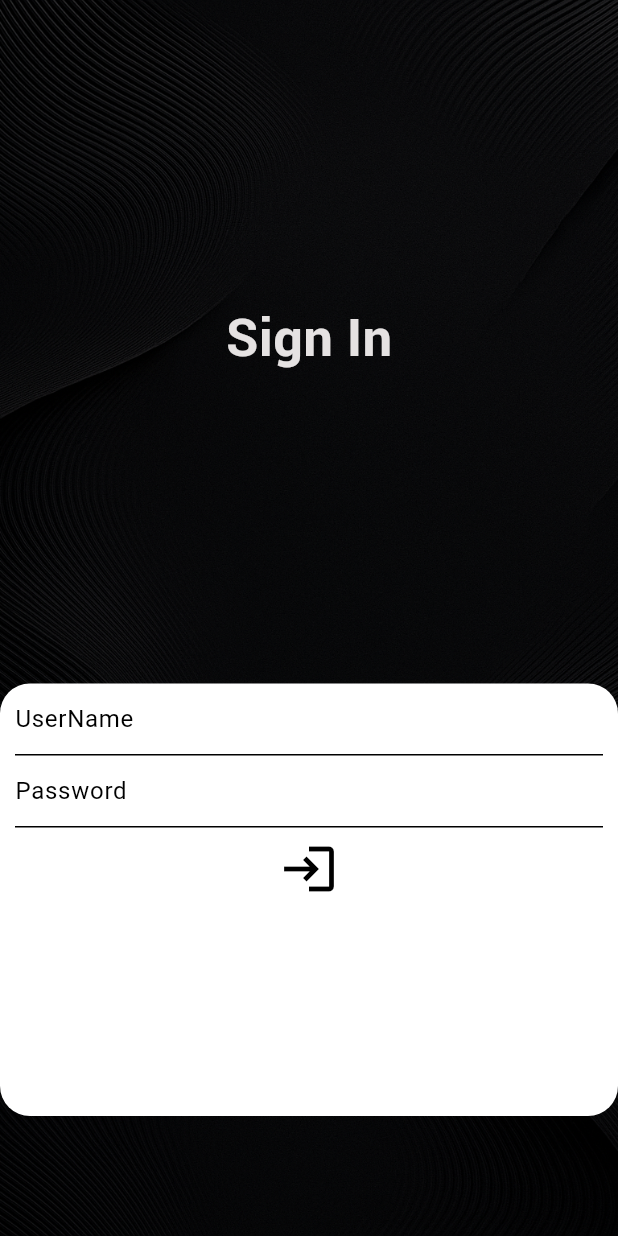
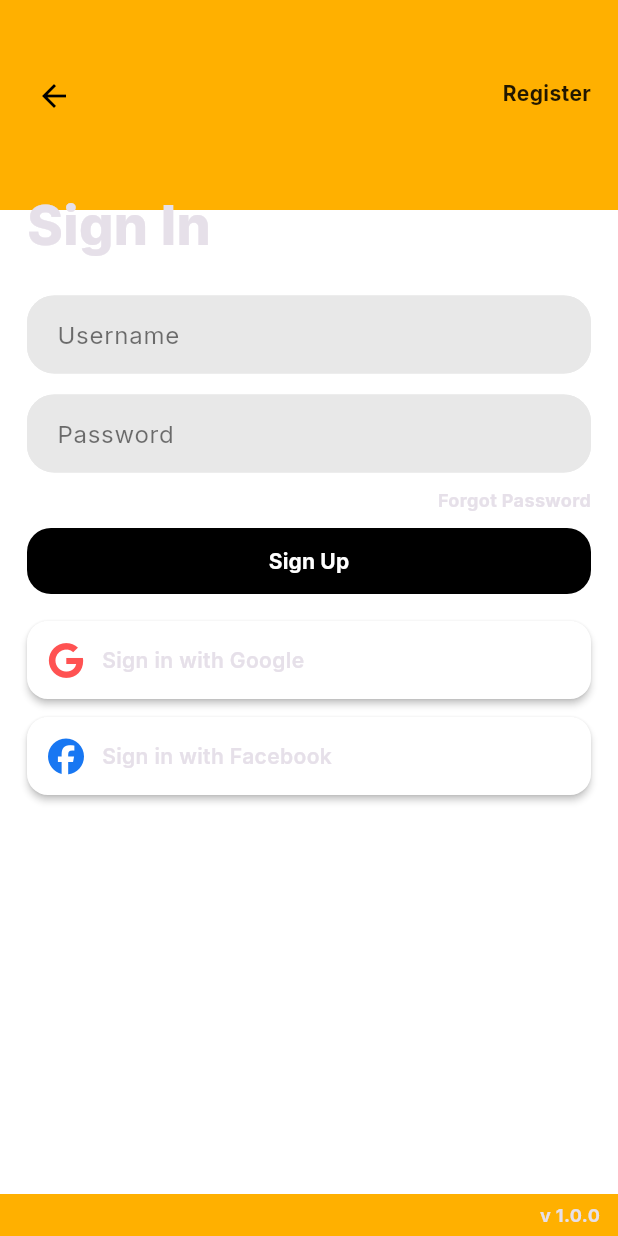
Before and after one commit to CaracheoAdan/MovilesFlutter, a Flutter app: the ChallengefigmaScreen screen opened by its route, on a phone screen of 412 x 824 dp. Run offline on Flutter 3.47's test engine with Material 3 defaults, Android fonts, the phone set to English and light mode, and no system bars; our stand-ins replace dot_navigation_bar, email_validator, font_awesome_flutter, google_fonts, image_picker, lottie and 1 more; accounts and stored records are empty.

Commit message:
Login y el meal de el figma
Practica3

```diff
--- a/lib/main.dart
+++ b/lib/main.dart
@@ -3,6 +3,7 @@ import 'package:movilesejmplo1/screens/challenge_screen.dart';
 import 'package:movilesejmplo1/screens/challengefigma_screen.dart';
 import 'package:movilesejmplo1/screens/home_screen.dart';
 import 'package:movilesejmplo1/screens/login_screen.dart';
+import 'package:movilesejmplo1/screens/mealfigma_screen.dart';
 import 'package:movilesejmplo1/screens/register_screen.dart';
 import 'package:movilesejmplo1/utils/theme_app.dart';
 import 'package:movilesejmplo1/utils/value_listener.dart';
@@ -29,6 +30,7 @@ class MyApp extends StatelessWidget {
             "/challenge" : (context) => ChallengeScreen(),
             "/challengeFigma" : (context) => ChallengefigmaScreen(),
             "/register" : (context) => RegisterScreen(),
+            "/Mealfigma" : (context) => MealfigmaScreen(),
           },
           title: 'Material App',
           home: LoginScreen(),
--- a/lib/screens/challengefigma_screen.dart
+++ b/lib/screens/challengefigma_screen.dart
@@ -1,6 +1,6 @@
 import 'package:flutter/material.dart';
-import 'package:lottie/lottie.dart';
-import 'package:movilesejmplo1/utils/value_listener.dart';
+import 'package:google_fonts/google_fonts.dart';
+import 'package:font_awesome_flutter/font_awesome_flutter.dart';
 
 class ChallengefigmaScreen extends StatefulWidget {
   const ChallengefigmaScreen({super.key});
@@ -9,86 +9,220 @@ class ChallengefigmaScreen extends StatefulWidget {
   State<ChallengefigmaScreen> createState() => _ChallengefigmaScreenState();
 }
 
-  TextEditingController conUser = TextEditingController();
-  TextEditingController conPwd = TextEditingController();
+class _ChallengefigmaScreenState extends State<ChallengefigmaScreen> {
+  final TextEditingController conUser = TextEditingController();
+  final TextEditingController conPwd = TextEditingController();
+
   bool isValidating = false;
 
-  class _ChallengefigmaScreenState extends State<ChallengefigmaScreen> {
+  Color get _brandYellow => const Color(0xFFFFB000);
+  Color get _cardGray => const Color(0xFFE8E8E8);
+
   @override
   Widget build(BuildContext context) {
-      final txtUser=TextField(
-      keyboardType: TextInputType.emailAddress,
-      controller: conUser,
-      decoration: InputDecoration(
-        hintText: 'UserName'
+    final size = MediaQuery.of(context).size;
+
+    InputDecoration _fieldDeco(String hint) => InputDecoration(
+          hintText: hint,
+          hintStyle: GoogleFonts.inter(color: Colors.black54),
+          filled: true,
+          fillColor: _cardGray,
+          contentPadding: const EdgeInsets.symmetric(horizontal: 16, vertical: 14),
+          enabledBorder: OutlineInputBorder(
+            borderRadius: BorderRadius.circular(18),
+            borderSide: BorderSide(color: _cardGray),
+          ),
+          focusedBorder: OutlineInputBorder(
+            borderRadius: BorderRadius.circular(18),
+            borderSide: BorderSide(color: Colors.black87, width: 1),
           ),
         );
 
-      final txtPwd=TextField(
-      obscureText: true,
-      controller: conPwd,
-      decoration: InputDecoration(
-        hintText: 'Password'
+    Widget _socialButton({
+      required IconData icon,
+      required String label,
+      Color? iconColor,
+      VoidCallback? onTap,
+    }) {
+      return Material(
+        color: Colors.white,
+        borderRadius: BorderRadius.circular(14),
+        elevation: 2,
+        child: InkWell(
+          borderRadius: BorderRadius.circular(14),
+          onTap: onTap,
+          child: Padding(
+            padding: const EdgeInsets.symmetric(horizontal: 14, vertical: 14),
+            child: Row(
+              children: [
+                FaIcon(icon, size: 24, color: iconColor ?? Colors.black87),
+                const SizedBox(width: 12),
+                Expanded(
+                  child: Text(label,
+                      style: GoogleFonts.inter(
+                        fontWeight: FontWeight.w600,
+                        fontSize: 14,
+                      )),
+                ),
+                const Icon(Icons.arrow_right_alt, size: 22),
+              ],
+            ),
+          ),
         ),
       );
+    }
 
     return Scaffold(
-      body: Container(
-        height: MediaQuery.of(context).size.height,
-        width: MediaQuery.of(context).size.width,
-        decoration: BoxDecoration(
-          image: DecorationImage(
-            fit: BoxFit.cover,
-            image: AssetImage("assets/fondo1.png")
-          )
+      backgroundColor: Colors.white,
+      body: Stack(
+        children: [
+          Container(
+            height: 140,
+            color: _brandYellow,
+            padding: const EdgeInsets.only(top: 40, left: 12, right: 12),
+            child: Row(
+              crossAxisAlignment: CrossAxisAlignment.start,
+              children: [
+                IconButton(
+                  splashRadius: 22,
+                  onPressed: () => Navigator.pop(context),
+                  icon: const Icon(Icons.arrow_back),
                 ),
-        child: Stack(
-          alignment: Alignment.topCenter,
-          children: [
-            Positioned(
-              top: 200,
-              child: Text('Sign In',style:  TextStyle(color: const Color.fromARGB(255, 229, 226, 226), fontSize: 35, fontFamily: 'Cholo'),
+                const Spacer(),
+                Padding(
+                  padding: const EdgeInsets.only(top: 12, right: 6),
+                  child: Text(
+                    'Register',
+                    style: GoogleFonts.inter(
+                      fontWeight: FontWeight.w700,
+                      color: Colors.black87,
                     ),
-            ),
-            Positioned(
-              bottom: 80,
-                child: Container(
-                  padding: EdgeInsets.symmetric(horizontal: 10),
-                  width:  MediaQuery.of(context).size.width,
-                  height: MediaQuery.of(context).size.height * .35,
-                  decoration: BoxDecoration(
-                     color: Colors.white,
-                    borderRadius: BorderRadius.circular(20)
-                  ),
-                  child: ListView(
-                    children: [
-                      txtUser,
-                      txtPwd,
-                     IconButton(
-                      onPressed: () {
-                        isValidating = true;
-                        setState(() {});
-                        Future.delayed(const Duration(milliseconds: 3000)).then((value) {
-                          Navigator.pushNamed(context, '/home');                          // De esta manera navegas hacia la siguiente pantalla
-                      });
-                      },
-                       icon: Icon(
-                         Icons.login,
-                         size: 40,
                   ),
                 ),
               ],
             ),
-                )
           ),
-           Positioned(
-              top: 300,
-              child: isValidating
-                  ? Lottie.asset("assets/loading2.json", height: 200)
-                  : Container(),
+
+          // Contenido
+          SingleChildScrollView(
+            padding: const EdgeInsets.symmetric(horizontal: 18),
+            child: Column(
+              crossAxisAlignment: CrossAxisAlignment.start,
+              children: [
+                SizedBox(height: 140 - 16),
+                Text(
+                  'Sign In',
+                  style: GoogleFonts.inter(
+                    fontWeight: FontWeight.w800,
+                    fontSize: 36,
+                  ),
+                ),
+                const SizedBox(height: 22),
+                TextField(
+                  controller: conUser,
+                  keyboardType: TextInputType.emailAddress,
+                  decoration: _fieldDeco('Username'),
+                ),
+                const SizedBox(height: 14),
+                TextField(
+                  controller: conPwd,
+                  obscureText: true,
+                  decoration: _fieldDeco('Password'),
+                ),
+                const SizedBox(height: 10),
+                Align(
+                  alignment: Alignment.centerRight,
+                  child: Text(
+                    'Forgot Password',
+                    style: GoogleFonts.inter(
+                      fontWeight: FontWeight.w700,
+                      fontSize: 12,
+                    ),
+                  ),
+                ),
+                const SizedBox(height: 10),
+
+                // Botón negro Sign Up
+                SizedBox(
+                  width: double.infinity,
+                  height: 44,
+                  child: ElevatedButton(
+                    style: ElevatedButton.styleFrom(
+                      backgroundColor: Colors.black,
+                      shape: RoundedRectangleBorder(
+                        borderRadius: BorderRadius.circular(16),
+                      ),
+                      elevation: 0,
+                    ),
+                    onPressed: () {
+                      setState(() => isValidating = true);
+                      Future.delayed(const Duration(milliseconds: 1200), () {
+                        if (!mounted) return;
+                        setState(() => isValidating = false);
+                        Navigator.pushNamed(context, '/Mealfigma');
+                      });
+                    },
+                    child: Text(
+                      'Sign Up',
+                      style: GoogleFonts.inter(
+                        color: Colors.white,
+                        fontWeight: FontWeight.w700,
+                      ),
+                    ),
+                  ),
+                ),
+
+                const SizedBox(height: 18),
+
+                // Botones sociales
+                _socialButton(
+                  icon: FontAwesomeIcons.google,
+                  label: 'Sign in with Google',
+                  iconColor: Colors.redAccent,
+                  onTap: () {},
+                ),
+                const SizedBox(height: 12),
+                _socialButton(
+                  icon: FontAwesomeIcons.facebook,
+                  label: 'Sign in with Facebook',
+                  iconColor: const Color(0xFF1877F2),
+                  onTap: () {},
+                ),
+
+                SizedBox(height: size.height * 0.12),
+              ],
+            ),
+          ),
+
+          // Footer amarillo con versión
+          Align(
+            alignment: Alignment.bottomCenter,
+            child: Container(
+              height: 28,
+              width: double.infinity,
+              color: _brandYellow,
+              alignment: Alignment.centerRight,
+              padding: const EdgeInsets.only(right: 12),
+              child: Text(
+                'v 1.0.0',
+                style: GoogleFonts.inter(fontWeight: FontWeight.w700, fontSize: 12),
+              ),
+            ),
+          ),
+
+          // Mini loader al presionar Sign Up (opcional)
+          if (isValidating)
+            Container(
+              color: Colors.black.withOpacity(0.08),
+              child: const Center(
+                child: SizedBox(
+                  height: 48,
+                  width: 48,
+                  child: CircularProgressIndicator(strokeWidth: 3),
+                ),
+              ),
             ),
         ],
-        ),
       ),
     );
   }
--- a/pubspec.yaml
+++ b/pubspec.yaml
@@ -40,6 +40,8 @@ dependencies:
   path_provider: ^2.1.5
   image_picker: ^1.2.0
   email_validator: ^3.0.0
+  google_fonts: ^6.2.1
+  font_awesome_flutter: ^10.7.0
 
 dev_dependencies:
   flutter_test:
```
Also changed, not shown: lib/screens/mealfigma_screen.dart (added, +308 -0 lines), pubspec.lock. Lines whose indentation alone changed are shown as unchanged.
